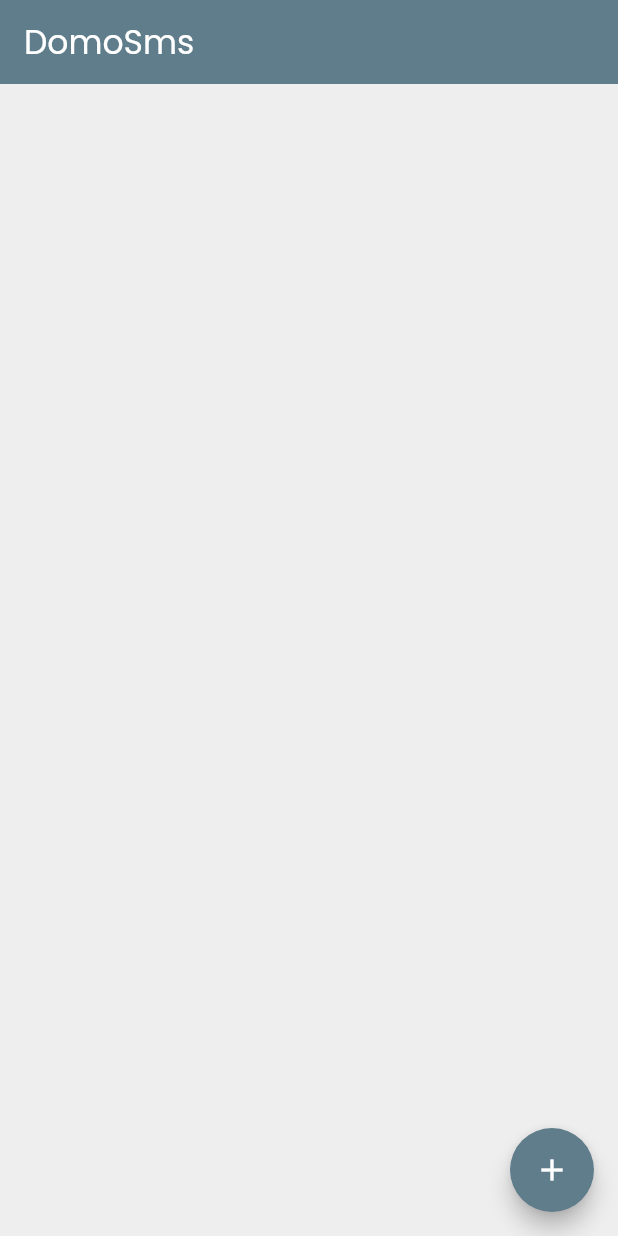
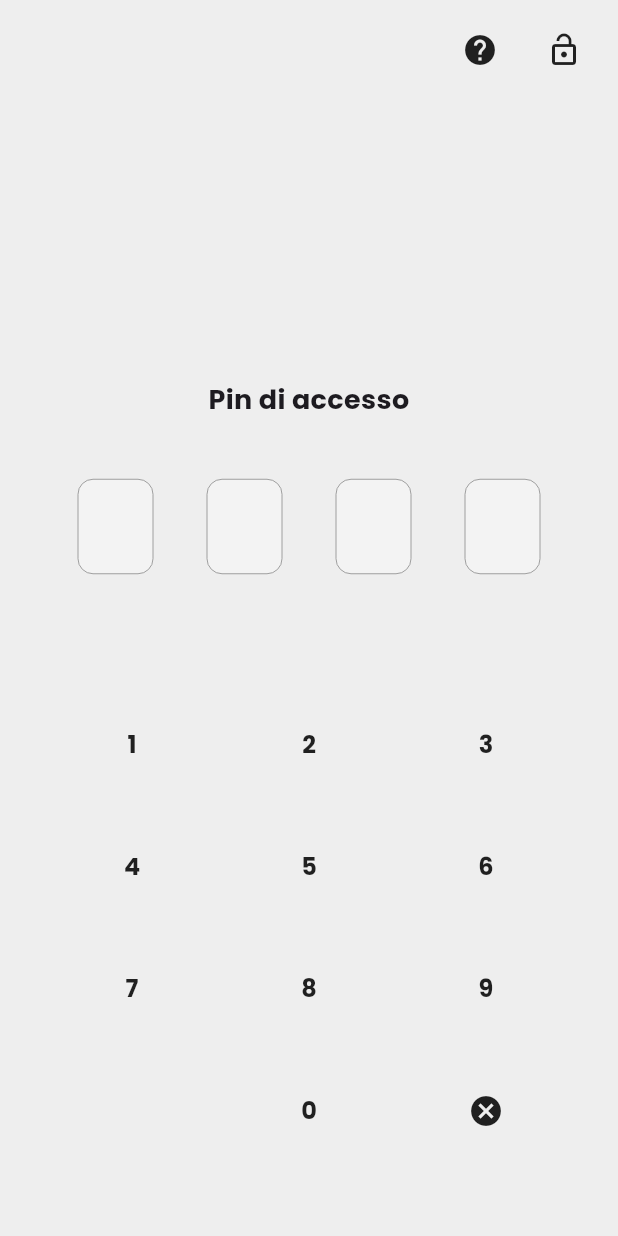
Before and after one commit to matteoberla/domo_sms, a Flutter app: the screen it shows after launch, on a phone screen of 412 x 824 dp. Run offline on Flutter 3.47's test engine with Material 3 defaults, Android fonts, the phone set to English and light mode, and no system bars; our stand-ins replace font_awesome_flutter, getwidget, google_fonts, logger, permission_handler, quickalert and 1 more; missing offline and left inert: flutter_sms, sms_sender_background.

Commit message:
aggiunta codice di accesso

```diff
--- /dev/null
+++ b/lib/components/pin_components/keyboard_number.dart
@@ -0,0 +1,33 @@
+import 'package:domo_sms/components/palladio_std_components/palladio_text.dart';
+import 'package:flutter/material.dart';
+
+class KeyboardNumber extends StatelessWidget {
+  final int n;
+  final VoidCallback onPressed;
+
+  const KeyboardNumber({super.key, required this.n, required this.onPressed});
+  @override
+  Widget build(BuildContext context) {
+    return Container(
+      width: 60.0,
+      height: 60.0,
+      decoration: BoxDecoration(
+        shape: BoxShape.circle,
+      ),
+      alignment: Alignment.center,
+      child: MaterialButton(
+        padding: EdgeInsets.all(8.0),
+        onPressed: onPressed,
+        shape: RoundedRectangleBorder(
+          borderRadius: BorderRadius.circular(60.0),
+        ),
+        height: 90.0,
+        child: PalladioText(
+          "$n",
+          type: PTextType.h3,
+          bold: true,
+        ),
+      ),
+    );
+  }
+}
--- /dev/null
+++ b/lib/components/pin_components/pin_number.dart
@@ -0,0 +1,36 @@
+import 'package:domo_sms/styles.dart';
+import 'package:flutter/material.dart';
+
+class PinNumber extends StatelessWidget {
+  final TextEditingController textEditingController;
+  final OutlineInputBorder outlineInputBorder;
+  const PinNumber(
+      {super.key,
+      required this.textEditingController,
+      required this.outlineInputBorder});
+
+  @override
+  Widget build(BuildContext context) {
+    bool isDark = MediaQuery.of(context).platformBrightness == Brightness.dark;
+    return Container(
+      color: transparent,
+      width: 50.0,
+      child: TextField(
+        controller: textEditingController,
+        enabled: false,
+        obscureText: true,
+        textAlign: TextAlign.center,
+        decoration: InputDecoration(
+            contentPadding: EdgeInsets.all(16.0),
+            border: outlineInputBorder,
+            filled: true,
+            fillColor: Colors.white30),
+        style: TextStyle(
+          fontWeight: FontWeight.bold,
+          fontSize: 21.0,
+          color: isDark ? Colors.black : Colors.white,
+        ),
+      ),
+    );
+  }
+}
--- a/lib/main.dart
+++ b/lib/main.dart
@@ -3,7 +3,7 @@
 import 'package:domo_sms/controllers/fatal_error_handler.dart';
 import 'package:domo_sms/controllers/multi_providers_handler.dart';
 import 'package:domo_sms/routes.dart';
-import 'package:domo_sms/screens/centrali.dart';
+import 'package:domo_sms/screens/pin_page.dart';
 import 'package:domo_sms/styles.dart';
 import 'package:flutter/material.dart';
 import 'package:flutter_localizations/flutter_localizations.dart';
@@ -41,7 +41,7 @@
         darkTheme: Styles.themeData(false, context),
         themeMode: ThemeMode.system,
         routes: RoutesHandler.routes,
-        home: const CentraliScreen(),
+        home: const LoginPage(),
         navigatorKey: navigatorKey,
         debugShowCheckedModeBanner: false,
         localizationsDelegates: const [
--- a/lib/routes.dart
+++ b/lib/routes.dart
@@ -1,12 +1,16 @@
 import 'package:domo_sms/screens/centrali.dart';
 import 'package:domo_sms/screens/comandi_centrale.dart';
+import 'package:domo_sms/screens/help_screen.dart';
 
 class RoutesHandler {
   static const String centraliPage = '/centrali_page';
   static const String comandiCentralePage = '/comandi_centrale_page';
 
+  static const String helpPage = '/help_page';
+
   static final routes = {
     centraliPage: (context) => const CentraliScreen(),
     comandiCentralePage: (context) => const ComandiCentralePage(),
+    helpPage: (context) => const HelpPage(),
   };
 }
--- /dev/null
+++ b/lib/screens/pin_page.dart
@@ -0,0 +1,398 @@
+import 'package:domo_sms/components/palladio_std_components/palladio_text.dart';
+import 'package:domo_sms/components/pin_components/keyboard_number.dart';
+import 'package:domo_sms/components/pin_components/pin_number.dart';
+import 'package:domo_sms/routes.dart';
+import 'package:domo_sms/styles.dart';
+import 'package:flutter/material.dart';
+import 'dart:async';
+import 'package:shared_preferences/shared_preferences.dart';
+
+String avvisoAccesso = 'Pin di accesso';
+
+enum Modalita { accesso, insertOldPin, insertNewPin }
+
+class LoginPage extends StatefulWidget {
+  const LoginPage({super.key});
+
+  @override
+  State<LoginPage> createState() => _LoginPageState();
+}
+
+class _LoginPageState extends State<LoginPage> {
+  @override
+  Widget build(BuildContext context) {
+    return Scaffold(
+      body: Container(
+        decoration: BoxDecoration(color: canvasColor),
+        child: OtpScreen(),
+      ),
+    );
+  }
+}
+
+class OtpScreen extends StatefulWidget {
+  const OtpScreen({
+    super.key,
+  });
+  @override
+  State<OtpScreen> createState() => _OtpScreenState();
+}
+
+class _OtpScreenState extends State<OtpScreen> {
+  final Future<SharedPreferences> _prefs = SharedPreferences.getInstance();
+  List<String> currentPin = ["", "", "", ""];
+  TextEditingController pinOneController = TextEditingController();
+  TextEditingController pinTwoController = TextEditingController();
+  TextEditingController pinThreeController = TextEditingController();
+  TextEditingController pinFourController = TextEditingController();
+
+  Modalita modalitaCorrente = Modalita.accesso;
+
+  final String defaultPin = "2018";
+
+  var outlineInputBorder = OutlineInputBorder(
+    borderRadius: BorderRadius.circular(10.0),
+    borderSide: BorderSide(color: Colors.transparent),
+  );
+
+  int pinIndex = 0;
+  String pinSalvato = '';
+
+  @override
+  void initState() {
+    super.initState();
+    initPin();
+  }
+
+  void initPin() async {
+    pinSalvato = await getCredentials('pin');
+    if (pinSalvato == '') {
+      pinSalvato = defaultPin;
+    }
+  }
+
+  void setCredentials(String pin) async {
+    final SharedPreferences prefs = await _prefs;
+    await prefs.setString('pin', pin);
+  }
+
+  Future<String> getCredentials(String tag) async {
+    final SharedPreferences prefs = await _prefs;
+    return prefs.getString(tag) ?? defaultPin;
+  }
+
+  @override
+  Widget build(BuildContext context) {
+    return SafeArea(
+      child: Column(
+        children: [
+          buildExtraButton(),
+          Expanded(
+            child: Container(
+              alignment: Alignment(0, 0.5),
+              padding: EdgeInsets.symmetric(horizontal: 16.0),
+              child: Column(
+                mainAxisSize: MainAxisSize.min,
+                children: [
+                  buildSecurityText(),
+                  SizedBox(
+                    height: 40.0,
+                  ),
+                  buildPinRow(),
+                ],
+              ),
+            ),
+          ),
+          buildNumberPad(),
+        ],
+      ),
+    );
+  }
+
+  buildNumberPad() {
+    return Expanded(
+      child: Container(
+        alignment: Alignment.bottomCenter,
+        child: Padding(
+          padding: const EdgeInsets.only(bottom: 32),
+          child: Column(
+            mainAxisAlignment: MainAxisAlignment.spaceEvenly,
+            children: [
+              Row(
+                mainAxisAlignment: MainAxisAlignment.spaceEvenly,
+                children: [
+                  KeyboardNumber(
+                      n: 1,
+                      onPressed: () {
+                        pinIndexSetup('1');
+                      }),
+                  KeyboardNumber(
+                      n: 2,
+                      onPressed: () {
+                        pinIndexSetup('2');
+                      }),
+                  KeyboardNumber(
+                      n: 3,
+                      onPressed: () {
+                        pinIndexSetup('3');
+                      }),
+                ],
+              ),
+              Row(
+                mainAxisAlignment: MainAxisAlignment.spaceEvenly,
+                children: [
+                  KeyboardNumber(
+                      n: 4,
+                      onPressed: () {
+                        pinIndexSetup('4');
+                      }),
+                  KeyboardNumber(
+                      n: 5,
+                      onPressed: () {
+                        pinIndexSetup('5');
+                      }),
+                  KeyboardNumber(
+                      n: 6,
+                      onPressed: () {
+                        pinIndexSetup('6');
+                      }),
+                ],
+              ),
+              Row(
+                mainAxisAlignment: MainAxisAlignment.spaceEvenly,
+                children: [
+                  KeyboardNumber(
+                      n: 7,
+                      onPressed: () {
+                        pinIndexSetup('7');
+                      }),
+                  KeyboardNumber(
+                      n: 8,
+                      onPressed: () {
+                        pinIndexSetup('8');
+                      }),
+                  KeyboardNumber(
+                      n: 9,
+                      onPressed: () {
+                        pinIndexSetup('9');
+                      }),
+                ],
+              ),
+              Row(
+                mainAxisAlignment: MainAxisAlignment.spaceEvenly,
+                children: [
+                  Container(
+                    color: transparent,
+                    width: 60.0,
+                    child: MaterialButton(
+                      onPressed: null,
+                      child: SizedBox(),
+                    ),
+                  ),
+                  KeyboardNumber(
+                      n: 0,
+                      onPressed: () {
+                        pinIndexSetup('0');
+                      }),
+                  Container(
+                    color: transparent,
+                    width: 60.0,
+                    child: MaterialButton(
+                      height: 60.0,
+                      shape: RoundedRectangleBorder(
+                        borderRadius: BorderRadius.circular(60.0),
+                      ),
+                      onPressed: () {
+                        clearPin();
+                      },
+                      child: Icon(
+                        Icons.cancel,
+                      ),
+                    ),
+                  ),
+                ],
+              ),
+            ],
+          ),
+        ),
+      ),
+    );
+  }
+
+  clearPin() {
+    if (pinIndex == 0) {
+      pinIndex = 0;
+    } else if (pinIndex == 4) {
+      setPin(pinIndex, "");
+      currentPin[pinIndex - 1] = "";
+      pinIndex--;
+    } else {
+      setPin(pinIndex, "");
+      currentPin[pinIndex - 1] = "";
+      pinIndex--;
+    }
+  }
+
+  clearPad() {
+    for (int num = 1; num <= 4; num++) {
+      setPin(pinIndex, "");
+      currentPin[pinIndex - 1] = "";
+      pinIndex--;
+    }
+  }
+
+  pinIndexSetup(String text) async {
+    if (pinIndex == 0) {
+      pinIndex = 1;
+    } else if (pinIndex < 4) {
+      pinIndex++;
+    }
+    setPin(pinIndex, text);
+    currentPin[pinIndex - 1] = text;
+    String strPin = "";
+    for (var e in currentPin) {
+      strPin += e;
+    }
+    if (pinIndex == 4) {
+      //verificare pin
+      if (modalitaCorrente == Modalita.accesso) {
+        if (strPin == pinSalvato) {
+          setState(() {
+            avvisoAccesso = 'Benvenuto';
+            clearPad();
+          });
+          Navigator.pushNamed(context, RoutesHandler.centraliPage);
+        } else {
+          setState(() {
+            avvisoAccesso = 'Il pin inserito non è corretto';
+            clearPad();
+          });
+        }
+        print('pin salvato $pinSalvato');
+        print('il pin è: $strPin');
+      } else if (modalitaCorrente == Modalita.insertOldPin) {
+        if (strPin == pinSalvato) {
+          setState(() {
+            avvisoAccesso = 'Inserisci il nuovo pin';
+            clearPad();
+            modalitaCorrente = Modalita.insertNewPin;
+          });
+        } else {
+          setState(() {
+            avvisoAccesso = 'Il pin inserito non è corretto';
+            clearPad();
+          });
+        }
+      } else if (modalitaCorrente == Modalita.insertNewPin) {
+        setCredentials(strPin);
+        initPin();
+        setState(() {
+          clearPad();
+          modalitaCorrente = Modalita.accesso;
+          avvisoAccesso = 'Pin di accesso';
+        });
+      }
+    }
+  }
+
+  setPin(int n, String text) {
+    switch (n) {
+      case 1:
+        pinOneController.text = text;
+        break;
+      case 2:
+        pinTwoController.text = text;
+        break;
+      case 3:
+        pinThreeController.text = text;
+        break;
+      case 4:
+        pinFourController.text = text;
+        break;
+    }
+  }
+
+  buildPinRow() {
+    return Row(
+      mainAxisAlignment: MainAxisAlignment.spaceEvenly,
+      children: [
+        PinNumber(
+          outlineInputBorder: outlineInputBorder,
+          textEditingController: pinOneController,
+        ),
+        PinNumber(
+          outlineInputBorder: outlineInputBorder,
+          textEditingController: pinTwoController,
+        ),
+        PinNumber(
+          outlineInputBorder: outlineInputBorder,
+          textEditingController: pinThreeController,
+        ),
+        PinNumber(
+          outlineInputBorder: outlineInputBorder,
+          textEditingController: pinFourController,
+        ),
+      ],
+    );
+  }
+
+  buildSecurityText() {
+    return PalladioText(
+      avvisoAccesso,
+      type: PTextType.h2,
+      bold: true,
+      textAlign: TextAlign.center,
+    );
+  }
+
+  buildExtraButton() {
+    return Row(
+      mainAxisAlignment: MainAxisAlignment.end,
+      children: [
+        Padding(
+          padding: const EdgeInsets.all(8.0),
+          child: Row(
+            children: [
+              MaterialButton(
+                onPressed: () {
+                  //apri pagina aiuto
+                  Navigator.pushNamed(context, RoutesHandler.helpPage);
+                },
+                height: 50.0,
+                minWidth: 50.0,
+                shape: RoundedRectangleBorder(
+                  borderRadius: BorderRadius.circular(50.0),
+                ),
+                child: Icon(
+                  Icons.help,
+                ),
+              ),
+              MaterialButton(
+                onPressed: () {
+                  setState(() {
+                    if (modalitaCorrente == Modalita.accesso) {
+                      avvisoAccesso =
+                          'Inserisci il vecchio codice per sostituirlo';
+                      modalitaCorrente = Modalita.insertOldPin;
+                    } else {
+                      avvisoAccesso = 'Pin di accesso';
+                      modalitaCorrente = Modalita.accesso;
+                    }
+                  });
+                },
+                height: 50.0,
+                minWidth: 50.0,
+                shape: RoundedRectangleBorder(
+                  borderRadius: BorderRadius.circular(50.0),
+                ),
+                child: Icon(
+                  Icons.lock_open,
+                ),
+              ),
+            ],
+          ),
+        )
+      ],
+    );
+  }
+}
```
Also changed, not shown: lib/controllers/sms_handler.dart (+8 -8 lines), lib/screens/help_screen.dart (added, +116 -0 lines), pubspec.yaml (+7 -0 lines), pubspec.lock, 2 other files.
